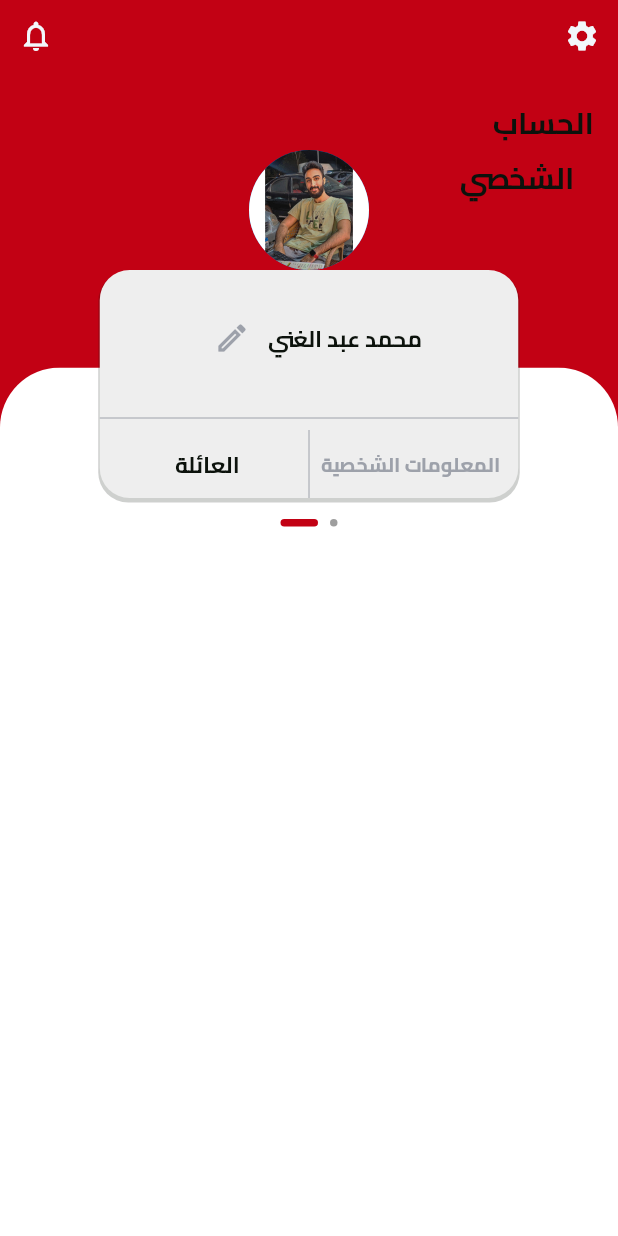
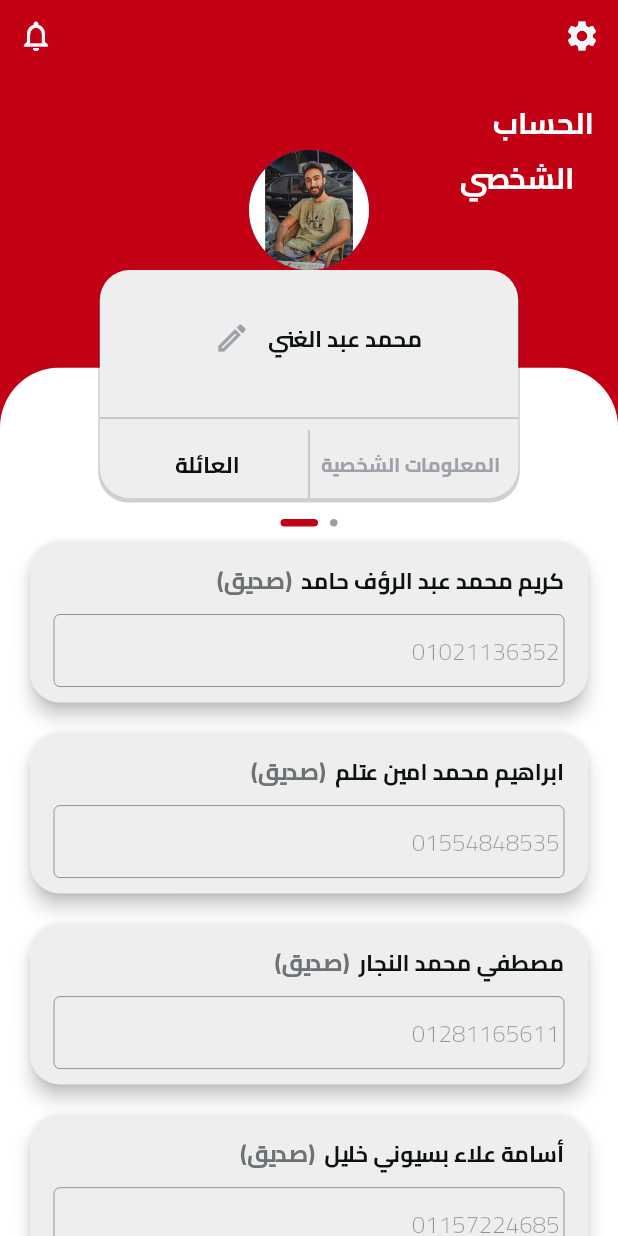
Before and after one commit to kareemhamed4/es3fny_user_app, a Flutter app: the ProfileScreen screen opened directly, swiped to page 2, on a phone screen of 412 x 824 dp. Run offline on Flutter 3.47's test engine with Material 2 defaults, Android fonts, the phone set to English and light mode, and no system bars; drawn by our look-alikes of smooth_page_indicator; our stand-ins replace dropdown_button2, fluentui_system_icons, flutter_bloc, flutter_markdown, flutter_svg, fluttertoast and 6 more; accounts and stored records are empty.

Commit message:
Profile by kareem new

```diff
--- a/lib/modules/profile/profile_screen.dart
+++ b/lib/modules/profile/profile_screen.dart
@@ -12,6 +12,18 @@ class PersonalModel {
   final Widget widget;
 
   PersonalModel({
+    required this.label,
+    required this.widget,
+  });
+}
+
+class FamilyModel {
+  final String name;
+  final String label;
+  final Widget widget;
+
+  FamilyModel({
+    required this.name,
     required this.label,
     required this.widget,
   });
@@ -33,6 +45,22 @@ class ProfileScreen extends StatelessWidget {
     phoneController.text = "01157567842";
     emailController.text = "mohamed.abdelghany@gmail.com";
     ageController.text = "22";
+    TextEditingController familyNameController1 = TextEditingController();
+    TextEditingController familyPhoneController1 = TextEditingController();
+    TextEditingController familyNameController2 = TextEditingController();
+    TextEditingController familyPhoneController2 = TextEditingController();
+    TextEditingController familyNameController3 = TextEditingController();
+    TextEditingController familyPhoneController3 = TextEditingController();
+    TextEditingController familyNameController4 = TextEditingController();
+    TextEditingController familyPhoneController4 = TextEditingController();
+    familyNameController1.text = "كريم محمد عبد الرؤف حامد";
+    familyPhoneController1.text = "01021136352";
+    familyNameController2.text = "ابراهيم محمد امين عتلم";
+    familyPhoneController2.text = "01554848535";
+    familyNameController3.text = "مصطفي محمد النجار";
+    familyPhoneController3.text = "01281165611";
+    familyNameController4.text = "أسامة علاء بسيوني خليل";
+    familyPhoneController4.text = "01157224685";
     List<PersonalModel> personalInfo = [
       PersonalModel(
           label: "الإسم",
@@ -79,6 +107,52 @@ class ProfileScreen extends StatelessWidget {
               contentPadding: EdgeInsets.zero,
             ),
           )),
+    ];
+    List<FamilyModel> family = [
+      FamilyModel(
+        name: familyNameController1.text,
+        label: "صديق",
+        widget: TextFormField(
+          controller: familyPhoneController1,
+          decoration: InputDecoration(
+            enabled: context.read<ProfileCubit>().isEnabled,
+            contentPadding: EdgeInsets.zero,
+          ),
+        ),
+      ),
+      FamilyModel(
+        name: familyNameController2.text,
+        label: "صديق",
+        widget: TextFormField(
+          controller: familyPhoneController2,
+          decoration: InputDecoration(
+            enabled: context.read<ProfileCubit>().isEnabled,
+            contentPadding: EdgeInsets.zero,
+          ),
+        ),
+      ),
+      FamilyModel(
+        name: familyNameController3.text,
+        label: "صديق",
+        widget: TextFormField(
+          controller: familyPhoneController3,
+          decoration: InputDecoration(
+            enabled: context.read<ProfileCubit>().isEnabled,
+            contentPadding: EdgeInsets.zero,
+          ),
+        ),
+      ),
+      FamilyModel(
+        name: familyNameController4.text,
+        label: "صديق",
+        widget: TextFormField(
+          controller: familyPhoneController4,
+          decoration: InputDecoration(
+            enabled: context.read<ProfileCubit>().isEnabled,
+            contentPadding: EdgeInsets.zero,
+          ),
+        ),
+      ),
     ];
     return BlocConsumer<ProfileCubit, ProfileStates>(
       listener: (context, state) {},
@@ -136,6 +210,7 @@ class ProfileScreen extends StatelessWidget {
                                     .bodyText2!
                                     .copyWith(
                                       fontSize: 20,
+                                      color: Colors.white,
                                     ),
                               ),
                             ),
@@ -353,7 +428,23 @@ class ProfileScreen extends StatelessWidget {
                                   ),
                                 ],
                               ),
-                              Column(),
+                              Column(
+                                children: [
+                                  Expanded(
+                                    child: ListView.separated(
+                                        itemBuilder: (context, index) =>
+                                            buildFamilyPageViewScreen(
+                                                context: context,
+                                                size: size,
+                                                model: family[index]),
+                                        separatorBuilder: (context, index) =>
+                                            const SizedBox(
+                                              height: 12,
+                                            ),
+                                        itemCount: family.length),
+                                  ),
+                                ],
+                              ),
                             ],
                             onPageChanged: (index) {
                               cubit.changePageIndex(index);
@@ -417,32 +508,55 @@ Widget buildPageViewScreen({
       ),
     );
 
-/*class CustomClipPath extends CustomClipper<Path>{
-  @override
-  Path getClip(Size size) {
-    double w = size.width;
-    double h = size.height;
-    final path = Path();
-    path.lineTo(0,h);
-    path.quadraticBezierTo(
-      w*0.08,
-      h-100,
-      w*0.2,
-      h-100,
+Widget buildFamilyPageViewScreen({
+  required BuildContext context,
+  required Size size,
+  required FamilyModel model,
+}) =>
+    Padding(
+      padding: const EdgeInsets.symmetric(horizontal: 16),
+      child: InkWell(
+        borderRadius: BorderRadius.circular(20),
+        highlightColor: myFavColor.withOpacity(0.5),
+        onTap: () {},
+        child: SizedBox(
+          height: size.height * 0.14,
+          child: Card(
+            clipBehavior: Clip.antiAliasWithSaveLayer,
+            color: Theme.of(context).cardColor,
+            shape: RoundedRectangleBorder(
+              borderRadius: BorderRadius.circular(20),
+            ),
+            elevation: 5,
+            child: Padding(
+              padding: const EdgeInsets.symmetric(horizontal: 16),
+              child: Column(
+                mainAxisAlignment: MainAxisAlignment.center,
+                children: [
+                  Align(
+                    alignment: AlignmentDirectional.centerStart,
+                    child: Row(
+                      children: [
+                        Text(
+                          model.name,
+                          style: Theme.of(context).textTheme.bodyText2,
+                        ),
+                        const SizedBox(width: 6,),
+                        Text(
+                          "(${model.label})",
+                          style: Theme.of(context).textTheme.caption!.copyWith(fontSize: 16),
+                        ),
+                      ],
+                    ),
+                  ),
+                  const SizedBox(
+                    height: 8,
+                  ),
+                  model.widget,
+                ],
+              ),
+            ),
+          ),
+        ),
+      ),
     );
-    path.quadraticBezierTo(
-      w*0.8,
-      h-100,
-      w,
-      h,
-    );
-    path.lineTo(w,0);
-    path.close();
-    return path;
-  }
-
-  @override
-  bool shouldReclip(covariant CustomClipper<Path> oldClipper) {
-    return false;
-  }
-}*/
```
